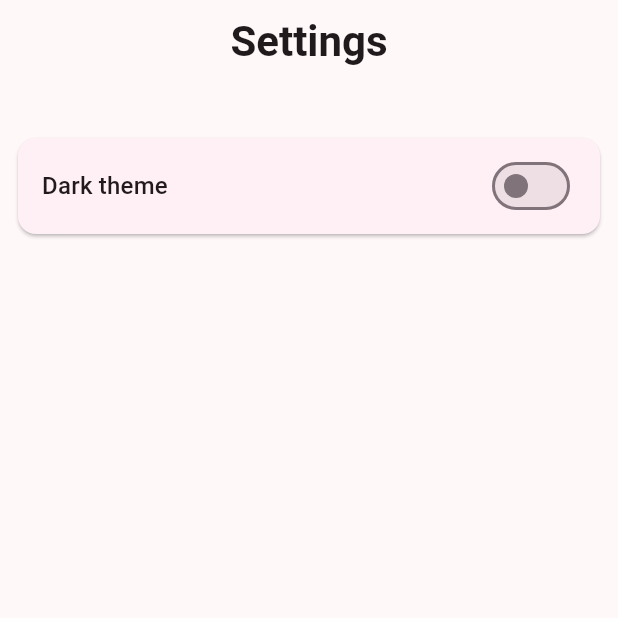
After one commit to MeynSpain/rick_and_morty_characters, a Flutter app: the SettingsPage screen opened directly, on a phone screen of 412 x 824 dp, the top half of it. The commit adds this screen. Run offline on Flutter 3.47's test engine with Material 3 defaults, Android fonts, the phone set to English and light mode, and no system bars; our stand-ins replace bloc, dio, equatable, flutter_bloc, get_it, hive and 2 more; missing offline and left inert: talker_bloc_logger; accounts and stored records are empty; network calls fail; statements that could not run were skipped.

Commit message:
Добавил настройки и в них смену темы.

```diff
--- /dev/null
+++ b/lib/core/repositories/settings_repository/settings_repository.dart
@@ -0,0 +1,18 @@
+import 'package:hive_flutter/hive_flutter.dart';
+
+class SettingsRepository {
+  final Box _settingsBox;
+
+  static const _isDarkThemeSelected = 'darkThemeSelected';
+
+  SettingsRepository({required Box settingsBox}) : _settingsBox = settingsBox;
+
+  Future<void> setDarkThemeSelected(bool isSelected) async {
+    await _settingsBox.put(_isDarkThemeSelected, isSelected);
+  }
+
+  bool getDarkThemeSelected() {
+    bool selected = _settingsBox.get(_isDarkThemeSelected);
+    return selected ?? false;
+  }
+}
--- /dev/null
+++ b/lib/core/theme/bloc/theme_cubit.dart
@@ -0,0 +1,40 @@
+import 'dart:ui';
+
+import 'package:equatable/equatable.dart';
+import 'package:flutter_bloc/flutter_bloc.dart';
+import 'package:rick_and_morty_characters/core/init.dart';
+import 'package:rick_and_morty_characters/core/repositories/settings_repository/settings_repository.dart';
+import 'package:talker_flutter/talker_flutter.dart';
+
+part 'theme_state.dart';
+
+class ThemeCubit extends Cubit<ThemeState> {
+  final SettingsRepository _settingsRepository;
+
+  ThemeCubit({required SettingsRepository settingsRepository})
+    : _settingsRepository = settingsRepository,
+      super(ThemeState(brightness: Brightness.light)) {
+    _getCachedBrightness();
+  }
+
+  Future<void> setThemeBrightness(Brightness brightness) async {
+    emit(ThemeState(brightness: brightness));
+    await _settingsRepository.setDarkThemeSelected(
+      brightness == Brightness.dark,
+    );
+    getIt<Talker>().info('Save brightness = $brightness');
+  }
+
+  void _getCachedBrightness() {
+    try {
+      final brightness =
+          _settingsRepository.getDarkThemeSelected()
+              ? Brightness.dark
+              : Brightness.light;
+      emit(ThemeState(brightness: brightness));
+    } catch (e, st) {
+      getIt<Talker>().handle(e, st);
+      emit(ThemeState(brightness: Brightness.light));
+    }
+  }
+}
--- /dev/null
+++ b/lib/core/theme/bloc/theme_state.dart
@@ -0,0 +1,12 @@
+part of 'theme_cubit.dart';
+
+class ThemeState extends Equatable {
+  final Brightness brightness;
+
+  const ThemeState({required this.brightness});
+
+  bool get isDark => brightness == Brightness.dark;
+
+  @override
+  List<Object?> get props => [brightness];
+}
--- a/lib/core/theme/theme.dart
+++ b/lib/core/theme/theme.dart
@@ -3,11 +3,46 @@ import 'package:flutter/material.dart';
 // const _primaryColor = Color(0xFFE4A788); // Один из вариантов (Такао)
 // const _primaryColor = Color(0xFFF0E14A);  // (Звездолет)
 // const _primaryColor = Color(0xFF97CE4C);  // (Хвойное дерево)
-const _primaryColor = Color(0xFFE89AC7);  // (Коби)
+const _primaryColor = Color(0xFFE89AC7); // (Коби)
+
+final themeData = ThemeData(
+  useMaterial3: true,
+  primaryColor: _primaryColor,
+
+  colorScheme: ColorScheme.fromSeed(
+    seedColor: _primaryColor,
+    brightness: Brightness.light,
+  ),
+
+  textTheme: _textTheme,
+);
+
+final darkTheme = ThemeData(
+  useMaterial3: true,
+  textTheme: _textTheme,
+  colorScheme: ColorScheme.fromSeed(
+    seedColor: _primaryColor,
+    brightness: Brightness.dark,
+  ),
+  bottomNavigationBarTheme: _bottomNavigationBarTheme,
+);
 
 final lightTheme = ThemeData(
   useMaterial3: true,
-  primaryColor: _primaryColor,
+  textTheme: _textTheme,
   colorScheme: ColorScheme.fromSeed(
-      seedColor: _primaryColor, brightness: Brightness.light),
+    seedColor: _primaryColor,
+    brightness: Brightness.light,
+  ),
+  cardColor: _primaryColor.withAlpha(100),
+  bottomNavigationBarTheme: _bottomNavigationBarTheme,
 );
+
+final _textTheme = const TextTheme(
+  headlineLarge: TextStyle(fontSize: 28, fontWeight: FontWeight.w600),
+);
+
+final _bottomNavigationBarTheme = BottomNavigationBarThemeData(
+  selectedItemColor: _primaryColor,
+
+);
--- a/lib/features/characters_list/view/pages/characters_list_page.dart
+++ b/lib/features/characters_list/view/pages/characters_list_page.dart
@@ -82,7 +82,7 @@ class _CharactersListPageState extends State<CharactersListPage>
               snap: true,
               floating: true,
               // backgroundColor: theme.primaryColor,
-              title: Text('Rick and Morty'),
+              title: Text('Rick and Morty', style: theme.textTheme.headlineLarge,),
               centerTitle: true,
               bottom: PreferredSize(
                 preferredSize: Size.fromHeight(70),
--- a/lib/features/characters_list/view/widgets/character_card.dart
+++ b/lib/features/characters_list/view/widgets/character_card.dart
@@ -21,6 +21,7 @@ class _CharacterCardState extends State<CharacterCard> {
 
   @override
   Widget build(BuildContext context) {
+    final theme = Theme.of(context);
     final character = widget.character;
     return Card(
       child: Column(
--- a/lib/features/favorite/view/pages/favorite_page.dart
+++ b/lib/features/favorite/view/pages/favorite_page.dart
@@ -45,7 +45,7 @@ class _FavoritePageState extends State<FavoritePage>
               snap: true,
               floating: true,
               // backgroundColor: theme.primaryColor,
-              title: Text('Rick and Morty'),
+              title: Text('Rick and Morty', style: theme.textTheme.headlineLarge,),
               centerTitle: true,
               actions: [
                 IconButton(
--- a/lib/features/home_page.dart
+++ b/lib/features/home_page.dart
@@ -4,6 +4,7 @@ import 'package:rick_and_morty_characters/core/repositories/characters_repositor
 import 'package:rick_and_morty_characters/features/characters_list/view/pages/characters_list_page.dart';
 import 'package:rick_and_morty_characters/features/characters_list/view/widgets/character_card.dart';
 import 'package:rick_and_morty_characters/features/favorite/view/pages/favorite_page.dart';
+import 'package:rick_and_morty_characters/features/settings/view/pages/settings_page.dart';
 
 class HomePage extends StatefulWidget {
   const HomePage({super.key});
@@ -30,11 +31,9 @@ class _HomePageState extends State<HomePage> {
       body: PageView(
         controller: _pageController,
         onPageChanged: _onPageChanged,
-        children: [CharactersListPage(), FavoritePage()],
+        children: [CharactersListPage(), FavoritePage(), SettingsPage()],
       ),
       bottomNavigationBar: BottomNavigationBar(
-        selectedItemColor: theme.primaryColor,
-        unselectedItemColor: theme.hintColor,
         currentIndex: _selectedPageIndex,
         onTap: _openPage,
         items: [
@@ -42,6 +41,10 @@ class _HomePageState extends State<HomePage> {
           BottomNavigationBarItem(
             icon: Icon(Icons.favorite),
             label: 'Favorite',
+          ),
+          BottomNavigationBarItem(
+            icon: Icon(Icons.settings),
+            label: 'Settings',
           ),
         ],
       ),
--- /dev/null
+++ b/lib/features/settings/view/pages/settings_page.dart
@@ -0,0 +1,46 @@
+import 'package:flutter/material.dart';
+import 'package:rick_and_morty_characters/core/init.dart';
+import 'package:rick_and_morty_characters/core/theme/bloc/theme_cubit.dart';
+import 'package:rick_and_morty_characters/features/settings/view/widgets/settings_toggle_card.dart';
+
+class SettingsPage extends StatefulWidget {
+  const SettingsPage({super.key});
+
+  @override
+  State<SettingsPage> createState() => _SettingsPageState();
+}
+
+class _SettingsPageState extends State<SettingsPage> {
+  @override
+  Widget build(BuildContext context) {
+    final isDarkTheme = getIt<ThemeCubit>().state.isDark;
+    final theme = Theme.of(context);
+    return Scaffold(
+      body: CustomScrollView(
+        slivers: [
+          SliverAppBar(
+            snap: true,
+            floating: true,
+            centerTitle: true,
+            title: Text('Settings', style: theme.textTheme.headlineLarge),
+          ),
+          const SliverToBoxAdapter(child: SizedBox(height: 16)),
+
+          SliverToBoxAdapter(
+            child: SettingsToggleCard(
+              title: 'Dark theme',
+              value: isDarkTheme,
+              onChanged: _setThemeBrightness,
+            ),
+          ),
+        ],
+      ),
+    );
+  }
+
+  void _setThemeBrightness(bool value) {
+    getIt<ThemeCubit>().setThemeBrightness(
+      value ? Brightness.dark : Brightness.light,
+    );
+  }
+}
--- /dev/null
+++ b/lib/features/settings/view/widgets/settings_toggle_card.dart
@@ -0,0 +1,41 @@
+import 'package:flutter/cupertino.dart';
+import 'package:flutter/material.dart';
+
+class SettingsToggleCard extends StatelessWidget {
+  final String title;
+  final bool value;
+  final ValueChanged<bool>? onChanged;
+
+  const SettingsToggleCard({
+    super.key,
+    required this.title,
+    required this.value,
+    this.onChanged,
+  });
+
+  @override
+  Widget build(BuildContext context) {
+    final theme = Theme.of(context);
+    return Padding(
+      padding: const EdgeInsets.symmetric(horizontal: 8, vertical: 16),
+      child: Card(
+        child: Padding(
+          padding: const EdgeInsets.symmetric(horizontal: 16, vertical: 8),
+          child: Row(
+            mainAxisAlignment: MainAxisAlignment.spaceBetween,
+            children: [
+              Text(title, style: theme.textTheme.titleMedium),
+              Switch(
+                value: value,
+                onChanged: onChanged,
+                // activeColor: Colors.green,
+                // inactiveTrackColor: Colors.red,
+                // inactiveThumbColor: Colors.green,
+              ),
+            ],
+          ),
+        ),
+      ),
+    );
+  }
+}
```
Also changed, not shown: lib/core/init.dart (+44 -11 lines), lib/core/rick_and_morty_app.dart (+13 -4 lines).
